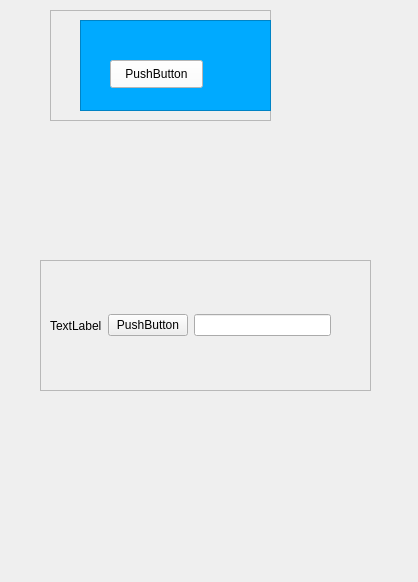
Old version of the form UI/frame.ui in the repository michael11315/PyQt4.
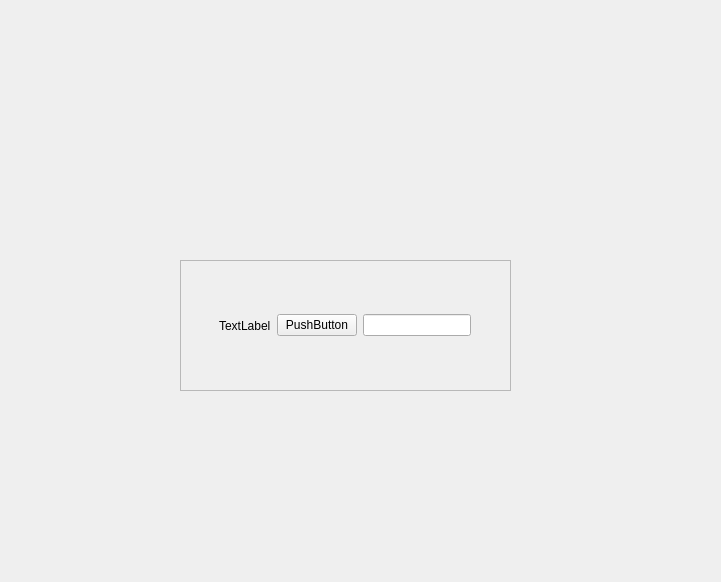
New version of the form.

```diff
--- a/UI/frame.ui
+++ b/UI/frame.ui
@@ -6,68 +6,17 @@
    <rect>
     <x>0</x>
     <y>0</y>
-    <width>418</width>
+    <width>721</width>
     <height>582</height>
    </rect>
   </property>
   <property name="windowTitle">
    <string>Form</string>
   </property>
-  <widget class="QFrame" name="frame">
-   <property name="geometry">
-    <rect>
-     <x>50</x>
-     <y>10</y>
-     <width>221</width>
-     <height>111</height>
-    </rect>
-   </property>
-   <property name="frameShape">
-    <enum>QFrame::StyledPanel</enum>
-   </property>
-   <property name="frameShadow">
-    <enum>QFrame::Raised</enum>
-   </property>
-   <widget class="QFrame" name="frame_2">
-    <property name="geometry">
-     <rect>
-      <x>30</x>
-      <y>10</y>
-      <width>191</width>
-      <height>91</height>
-     </rect>
-    </property>
-    <property name="styleSheet">
-     <string notr="true">background-color: rgb(0, 170, 255);</string>
-    </property>
-    <property name="frameShape">
-     <enum>QFrame::StyledPanel</enum>
-    </property>
-    <property name="frameShadow">
-     <enum>QFrame::Raised</enum>
-    </property>
-    <widget class="QPushButton" name="pushButton">
-     <property name="geometry">
-      <rect>
-       <x>30</x>
-       <y>40</y>
-       <width>93</width>
-       <height>28</height>
-      </rect>
-     </property>
-     <property name="styleSheet">
-      <string notr="true">background-color: rgb(255, 255, 255);</string>
-     </property>
-     <property name="text">
-      <string>PushButton</string>
-     </property>
-    </widget>
-   </widget>
-  </widget>
   <widget class="QFrame" name="frame_3">
    <property name="geometry">
     <rect>
-     <x>40</x>
+     <x>180</x>
      <y>260</y>
      <width>331</width>
      <height>131</height>
@@ -89,6 +38,19 @@
      </rect>
     </property>
     <layout class="QHBoxLayout" name="horizontalLayout">
+     <item>
+      <spacer name="horizontalSpacer">
+       <property name="orientation">
+        <enum>Qt::Horizontal</enum>
+       </property>
+       <property name="sizeHint" stdset="0">
+        <size>
+         <width>40</width>
+         <height>20</height>
+        </size>
+       </property>
+      </spacer>
+     </item>
      <item>
       <widget class="QLabel" name="label">
        <property name="text">
@@ -108,6 +70,18 @@
        <property name="enabled">
         <bool>true</bool>
        </property>
+       <property name="sizePolicy">
+        <sizepolicy hsizetype="Minimum" vsizetype="Fixed">
+         <horstretch>0</horstretch>
+         <verstretch>0</verstretch>
+        </sizepolicy>
+       </property>
+       <property name="minimumSize">
+        <size>
+         <width>0</width>
+         <height>0</height>
+        </size>
+       </property>
        <property name="baseSize">
         <size>
          <width>0</width>
```
